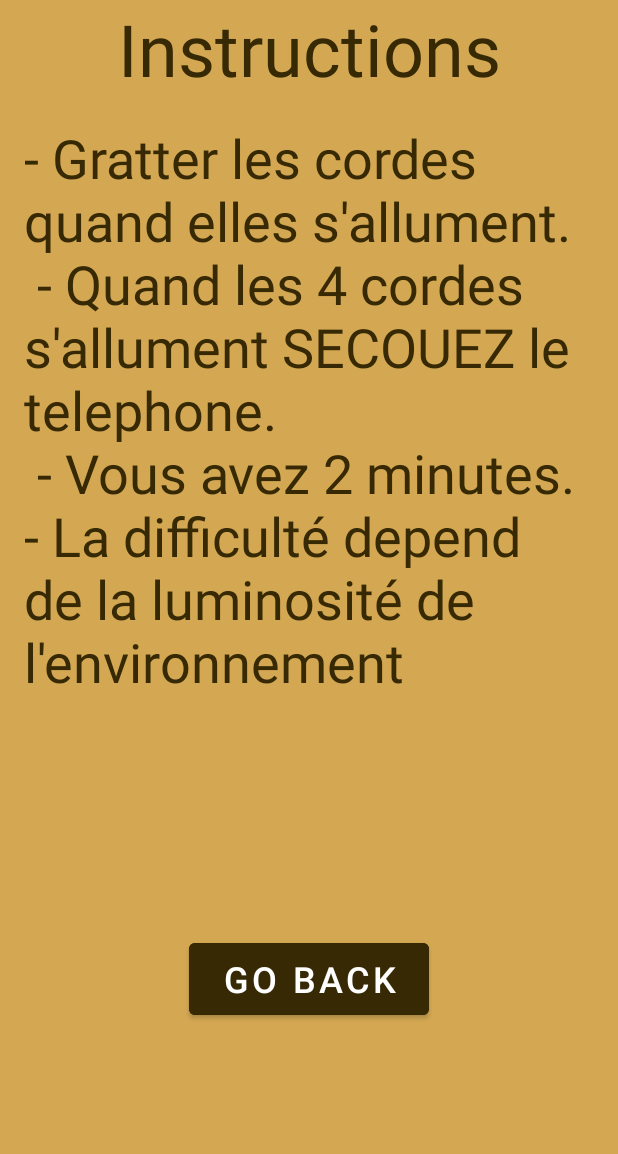
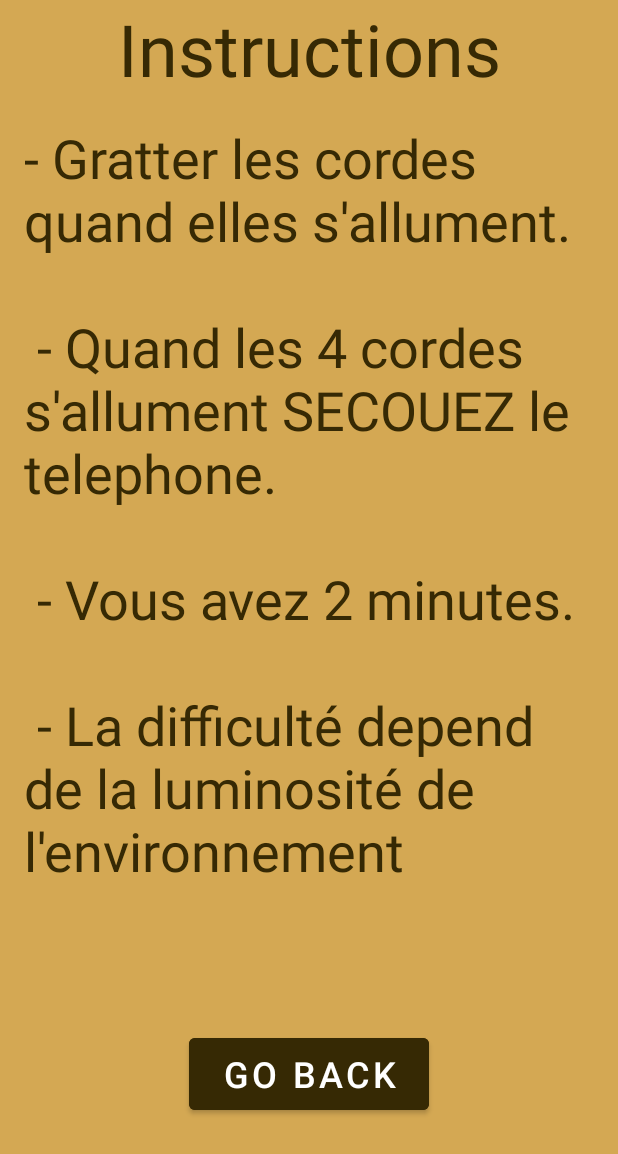
Before and after one commit to ahmedbagh/guitar-zero, an Android app: the GuideActivity screen opened directly, with no data from a screen before it, on a phone screen of 412 x 824 dp. Shown: the top 1154 px of the screen. Run offline under Robolectric (Android 15) with nearby library versions, the phone set to English and light mode, and no system bars.

Commit message:
Fix problem

```diff
--- a/app/src/main/res/values/strings.xml
+++ b/app/src/main/res/values/strings.xml
@@ -1,12 +1,11 @@
 <resources>
     <string name="app_name">Guitar Zero</string>
-    <!--    <string name="instructions">- Inclinez votre téléphone pour déplacer la balle à travers le labyrinthe attention aux obstacles et aux pièges!-->
-    <!--    \n - Utilisez vos doigts pour déplacer les piéges \n Amusez-vous bien! </string>-->
 
     <string name="instructions">
-        - Gratter les cordes quand elles s\'allument. \n
-        - Quand les 4 cordes s\'allument SECOUEZ le telephone. \n
-        - Vous avez 2 minutes.
-        - La difficulté depend de la luminosité de l'environnement
+        - Gratter les cordes quand elles s\'allument. \n \n
+        - Quand les 4 cordes s\'allument SECOUEZ le telephone. \n \n
+        - Vous avez 2 minutes. \n \n
+        - La difficulté depend de la luminosité de l\'environnement
     </string>
+
 </resources>
```
